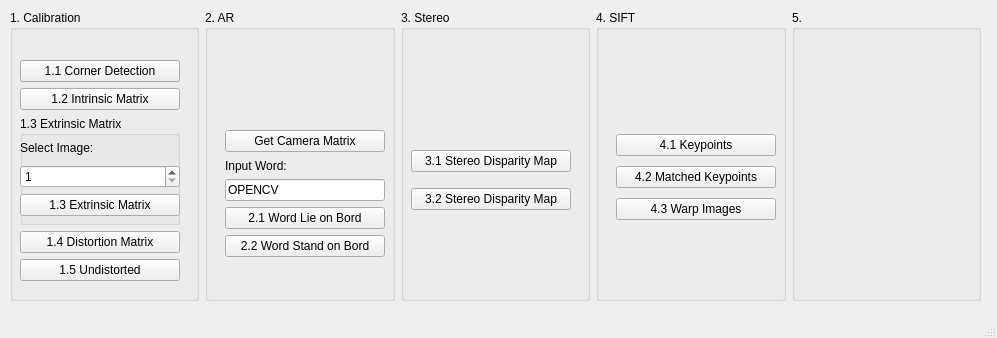
This is main.ui in DannyLeee/CVDL2021_HW as Qt 5 draws it before an edit. The edited form follows.
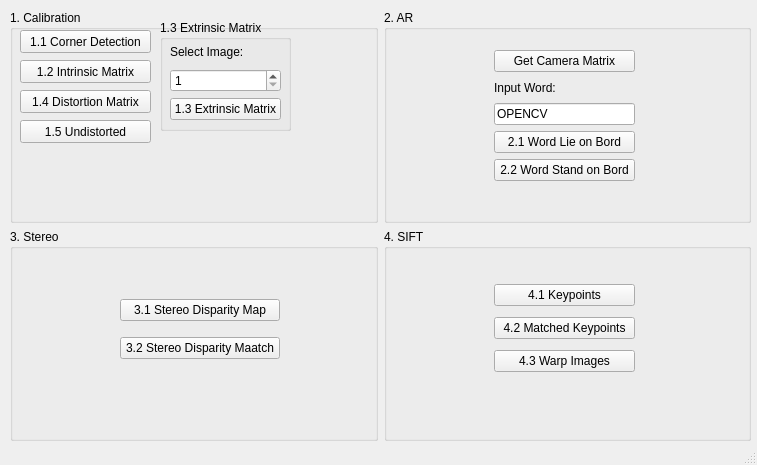
This is the edited form.

Commit message: [REFACTOR] UI and Q1 result printing

What changed in the file:
```diff
--- a/main.ui
+++ b/main.ui
@@ -6,8 +6,8 @@
    <rect>
     <x>0</x>
     <y>0</y>
-    <width>997</width>
-    <height>338</height>
+    <width>757</width>
+    <height>465</height>
    </rect>
   </property>
   <property name="windowTitle">
@@ -19,15 +19,12 @@
      <rect>
       <x>10</x>
       <y>10</y>
-      <width>971</width>
-      <height>291</height>
+      <width>741</width>
+      <height>431</height>
      </rect>
     </property>
     <layout class="QGridLayout" name="gridLayout">
-     <property name="sizeConstraint">
-      <enum>QLayout::SetDefaultConstraint</enum>
-     </property>
-     <item row="0" column="2">
+     <item row="1" column="0">
       <widget class="QGroupBox" name="groupBox_14">
        <property name="title">
         <string>3. Stereo</string>
@@ -35,8 +32,8 @@
        <widget class="QWidget" name="verticalLayoutWidget_3">
         <property name="geometry">
          <rect>
-          <x>10</x>
-          <y>130</y>
+          <x>110</x>
+          <y>60</y>
           <width>160</width>
           <height>80</height>
          </rect>
@@ -52,7 +49,7 @@
          <item>
           <widget class="QPushButton" name="Q3_2">
            <property name="text">
-            <string>3.2 Stereo Disparity Map</string>
+            <string>3.2 Stereo Disparity Maatch</string>
            </property>
           </widget>
          </item>
@@ -68,10 +65,10 @@
        <widget class="QWidget" name="verticalLayoutWidget_2">
         <property name="geometry">
          <rect>
-          <x>20</x>
-          <y>120</y>
-          <width>160</width>
-          <height>127</height>
+          <x>110</x>
+          <y>40</y>
+          <width>141</width>
+          <height>131</height>
          </rect>
         </property>
         <layout class="QVBoxLayout" name="verticalLayout_2">
@@ -117,7 +114,7 @@
        </widget>
       </widget>
      </item>
-     <item row="0" column="3">
+     <item row="1" column="1">
       <widget class="QGroupBox" name="groupBox_12">
        <property name="title">
         <string>4. SIFT</string>
@@ -125,10 +122,10 @@
        <widget class="QWidget" name="verticalLayoutWidget_4">
         <property name="geometry">
          <rect>
-          <x>20</x>
-          <y>120</y>
-          <width>160</width>
-          <height>94</height>
+          <x>110</x>
+          <y>50</y>
+          <width>141</width>
+          <height>101</height>
          </rect>
         </property>
         <layout class="QVBoxLayout" name="verticalLayout_4">
@@ -157,57 +154,72 @@
        </widget>
       </widget>
      </item>
-     <item row="0" column="4">
-      <widget class="QGroupBox" name="groupBox_13">
-       <property name="title">
-        <string>5.</string>
-       </property>
-      </widget>
-     </item>
      <item row="0" column="0">
       <widget class="QGroupBox" name="groupBox_10">
        <property name="title">
         <string>1. Calibration</string>
        </property>
-       <widget class="QWidget" name="verticalLayoutWidget">
+       <widget class="QLabel" name="result">
         <property name="geometry">
          <rect>
           <x>10</x>
-          <y>50</y>
-          <width>160</width>
-          <height>221</height>
+          <y>140</y>
+          <width>351</width>
+          <height>71</height>
          </rect>
         </property>
-        <layout class="QVBoxLayout" name="verticalLayout">
-         <item>
+        <property name="text">
+         <string/>
+        </property>
+       </widget>
           <widget class="QPushButton" name="Q1_1">
+        <property name="geometry">
+         <rect>
+          <x>10</x>
+          <y>20</y>
+          <width>131</width>
+          <height>23</height>
+         </rect>
+        </property>
            <property name="text">
             <string>1.1 Corner Detection</string>
            </property>
           </widget>
-         </item>
-         <item>
           <widget class="QPushButton" name="Q1_2">
+        <property name="geometry">
+         <rect>
+          <x>10</x>
+          <y>50</y>
+          <width>131</width>
+          <height>23</height>
+         </rect>
+        </property>
            <property name="text">
             <string>1.2 Intrinsic Matrix</string>
            </property>
           </widget>
-         </item>
-         <item>
           <widget class="QGroupBox" name="groupBox_5">
+        <property name="geometry">
+         <rect>
+          <x>150</x>
+          <y>10</y>
+          <width>131</width>
+          <height>111</height>
+         </rect>
+        </property>
            <property name="title">
             <string>1.3 Extrinsic Matrix</string>
            </property>
-           <widget class="QWidget" name="verticalLayoutWidget_5">
+        <widget class="QWidget" name="verticalLayoutWidget">
             <property name="geometry">
              <rect>
-              <x>0</x>
+           <x>10</x>
               <y>20</y>
-              <width>160</width>
+           <width>111</width>
               <height>80</height>
              </rect>
             </property>
-            <layout class="QVBoxLayout" name="verticalLayout_5">
+         <layout class="QVBoxLayout" name="verticalLayout">
              <item>
               <widget class="QLabel" name="label">
                <property name="text">
@@ -235,23 +247,38 @@
             </layout>
            </widget>
           </widget>
-         </item>
-         <item>
           <widget class="QPushButton" name="Q1_4">
+        <property name="geometry">
+         <rect>
+          <x>10</x>
+          <y>80</y>
+          <width>131</width>
+          <height>23</height>
+         </rect>
+        </property>
            <property name="text">
             <string>1.4 Distortion Matrix</string>
            </property>
           </widget>
-         </item>
-         <item>
           <widget class="QPushButton" name="Q1_5">
+        <property name="geometry">
+         <rect>
+          <x>10</x>
+          <y>110</y>
+          <width>131</width>
+          <height>23</height>
+         </rect>
+        </property>
            <property name="text">
             <string>1.5 Undistorted</string>
            </property>
           </widget>
-         </item>
-        </layout>
-       </widget>
+       <zorder>Q1_1</zorder>
+       <zorder>Q1_2</zorder>
+       <zorder>groupBox_5</zorder>
+       <zorder>Q1_4</zorder>
+       <zorder>Q1_5</zorder>
+       <zorder>result</zorder>
       </widget>
      </item>
     </layout>
```
Left out of the diff: 2 changed lines with no effect on the pictures. Lines whose indentation alone changed are shown as unchanged. The commit also changes 2 other files.
